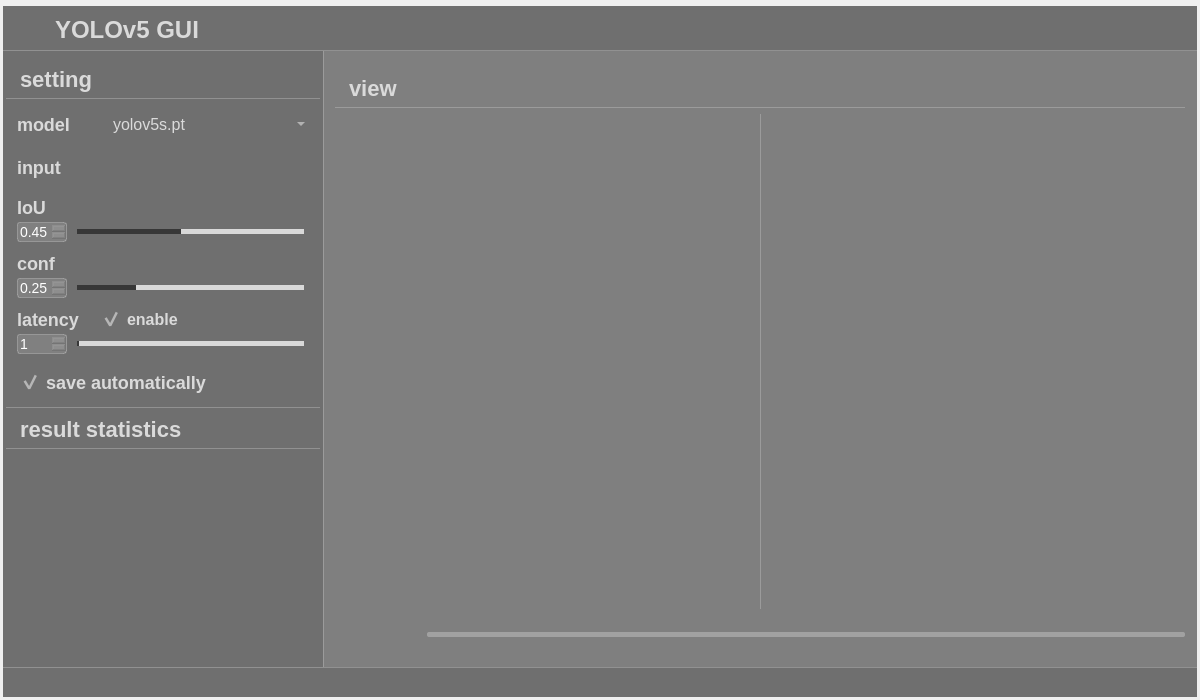
shenllyz/Pedestrian-Tracking-and-Positioning-System-Based-on-Vision, file win.ui: the form before one commit.
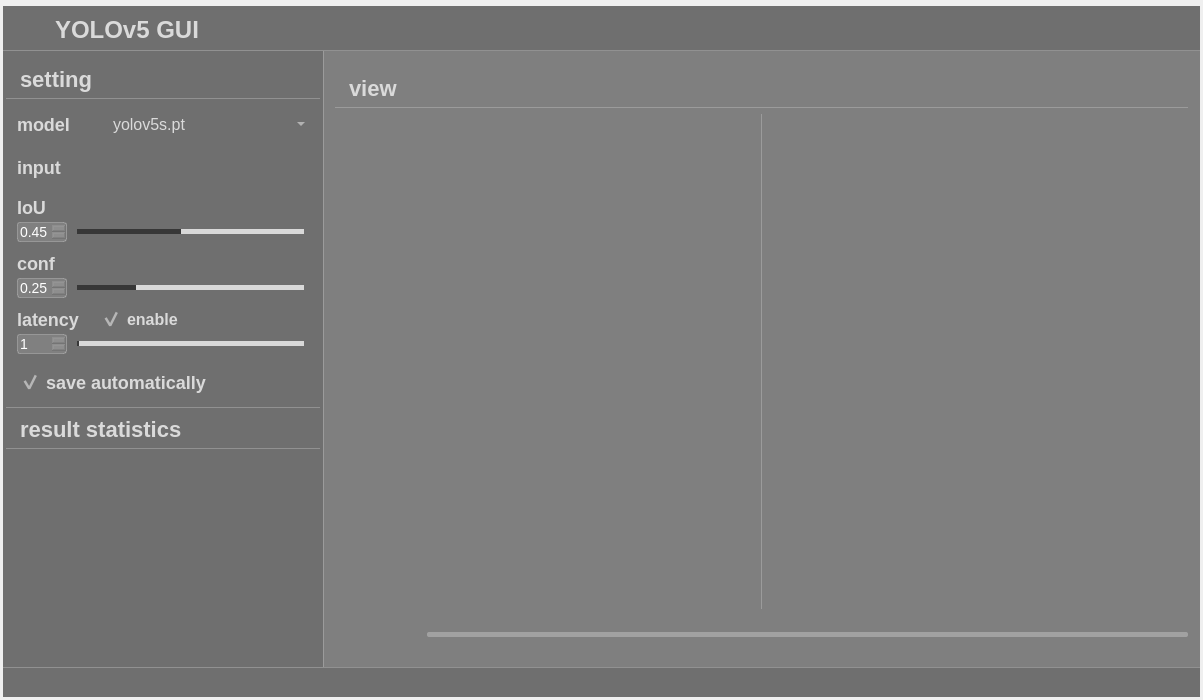
The form after the commit. Icons and pictures are not drawn.

```diff
--- a/win.ui
+++ b/win.ui
@@ -6,7 +6,7 @@
    <rect>
     <x>0</x>
     <y>0</y>
-    <width>1200</width>
+    <width>1203</width>
     <height>700</height>
    </rect>
   </property>
```
Left out of the diff: 3 changed lines with no effect on the pictures.
